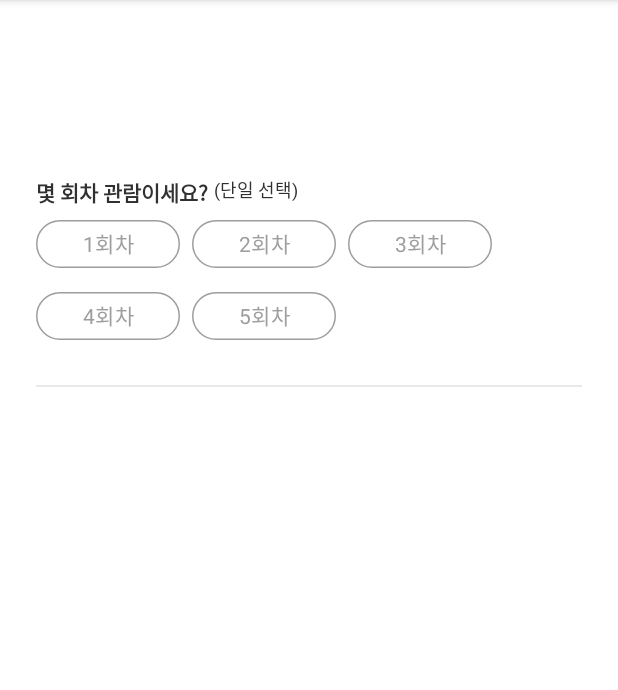
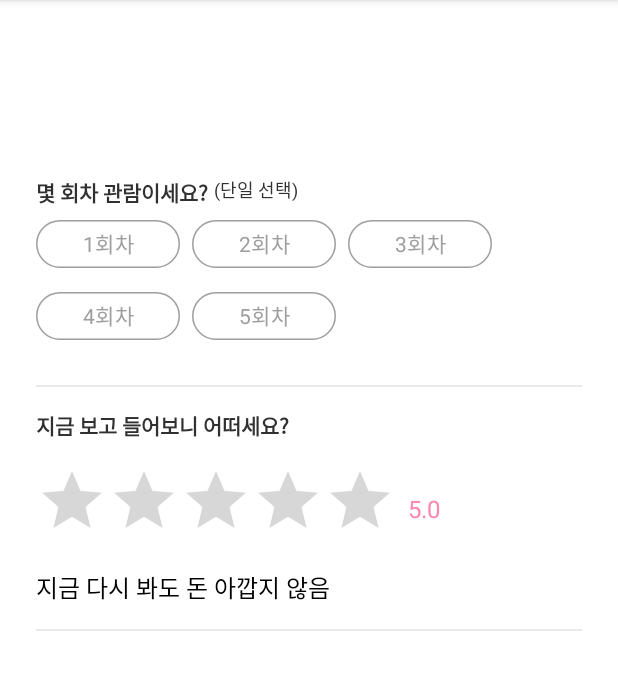
Before and after one commit to wonwoojang/ReReApp, an Android app: the ReEvaluateFragment screen opened directly, with no data from a screen before it, on a phone screen of 412 x 824 dp, the part 84-774 px from its top. Run offline under Robolectric (Android 15) with nearby library versions, the phone set to English and light mode, and no system bars; our stand-ins replace data binding; 2 statements that could not run were skipped.

Commit message:
Feat: 24_재평가 등록 페이지 - 별점 평가 UI 추가 완료

```diff
--- a/app/src/main/res/layout/fragment_re_evaluate.xml
+++ b/app/src/main/res/layout/fragment_re_evaluate.xml
@@ -43,5 +43,19 @@
             android:background="#E9E9E9"
             app:layout_constraintTop_toBottomOf="@id/include_watch_number_times" />
 
+        <include
+            android:id="@+id/include_rating"
+            layout="@layout/view_re_evaluate_rating"
+            android:layout_width="match_parent"
+            android:layout_height="wrap_content"
+            app:layout_constraintTop_toBottomOf="@id/include_watch_number_times" />
+
+        <View
+            android:layout_width="match_parent"
+            android:layout_height="@dimen/dimens_01"
+            android:layout_marginHorizontal="@dimen/dimens_24"
+            android:background="#E9E9E9"
+            app:layout_constraintTop_toBottomOf="@id/include_rating" />
+
     </androidx.constraintlayout.widget.ConstraintLayout>
 </layout>
--- /dev/null
+++ b/app/src/main/res/layout/view_re_evaluate_rating.xml
@@ -0,0 +1,54 @@
+<?xml version="1.0" encoding="utf-8"?>
+<layout xmlns:android="http://schemas.android.com/apk/res/android"
+    xmlns:app="http://schemas.android.com/apk/res-auto">
+
+    <androidx.constraintlayout.widget.ConstraintLayout
+        android:layout_width="match_parent"
+        android:layout_height="match_parent"
+        android:paddingHorizontal="@dimen/dimens_24"
+        android:paddingVertical="@dimen/dimens_16">
+
+        <androidx.appcompat.widget.AppCompatTextView
+            android:id="@+id/title"
+            android:layout_width="match_parent"
+            android:layout_height="wrap_content"
+            android:text="지금 보고 들어보니 어떠세요?"
+            android:textColor="#303030"
+            android:textSize="@dimen/dimens_14"
+            android:textStyle="bold"
+            app:layout_constraintTop_toTopOf="parent" />
+
+        <RatingBar
+            android:id="@+id/ratingBar"
+            android:layout_width="wrap_content"
+            android:layout_height="wrap_content"
+            android:layout_marginTop="@dimen/dimens_16"
+            android:numStars="5"
+            android:progressTint="#FB87AD"
+            android:secondaryProgressTint="@android:color/transparent"
+            android:stepSize="1"
+            app:layout_constraintStart_toStartOf="parent"
+            app:layout_constraintTop_toBottomOf="@id/title" />
+
+        <androidx.appcompat.widget.AppCompatTextView
+            android:id="@+id/rating_value"
+            android:layout_width="wrap_content"
+            android:layout_height="wrap_content"
+            android:layout_marginStart="@dimen/dimens_08"
+            android:text="5.0"
+            android:textColor="#FB87AD"
+            android:textSize="@dimen/dimens_16"
+            app:layout_constraintBottom_toBottomOf="@id/ratingBar"
+            app:layout_constraintStart_toEndOf="@id/ratingBar"
+            app:layout_constraintTop_toTopOf="@id/ratingBar" />
+
+        <androidx.appcompat.widget.AppCompatTextView
+            android:layout_width="match_parent"
+            android:layout_height="wrap_content"
+            android:layout_marginTop="@dimen/dimens_12"
+            android:text="지금 다시 봐도 돈 아깝지 않음"
+            android:textColor="@color/black"
+            android:textSize="@dimen/dimens_16"
+            app:layout_constraintTop_toBottomOf="@id/ratingBar" />
+    </androidx.constraintlayout.widget.ConstraintLayout>
+</layout>
```
